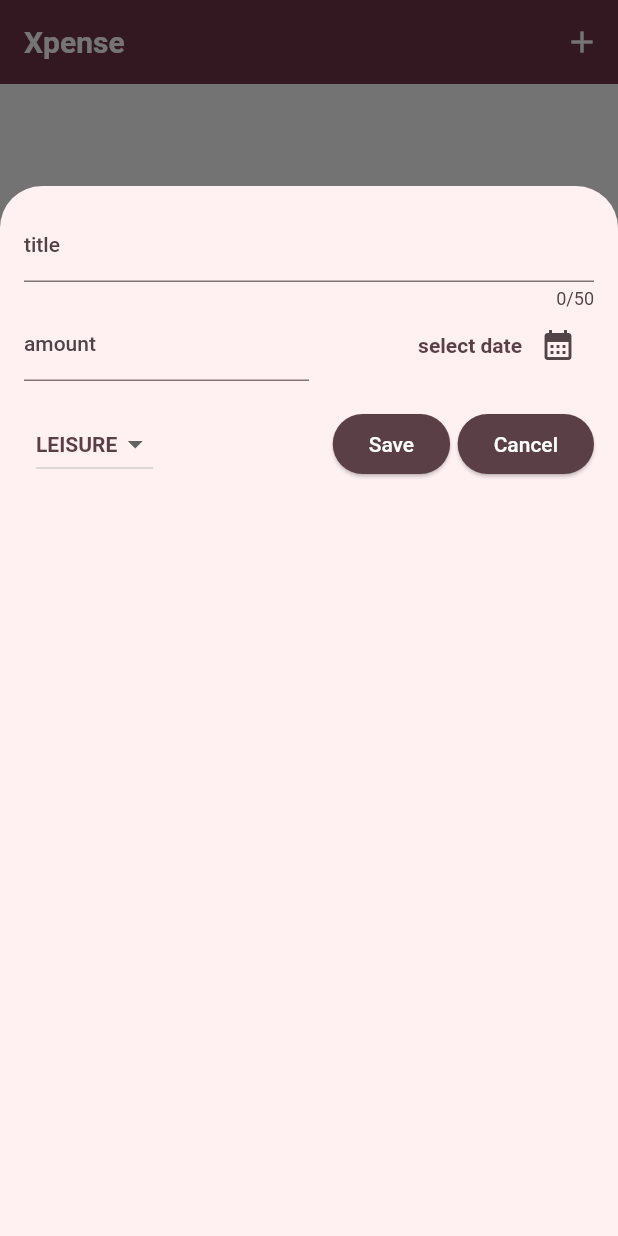
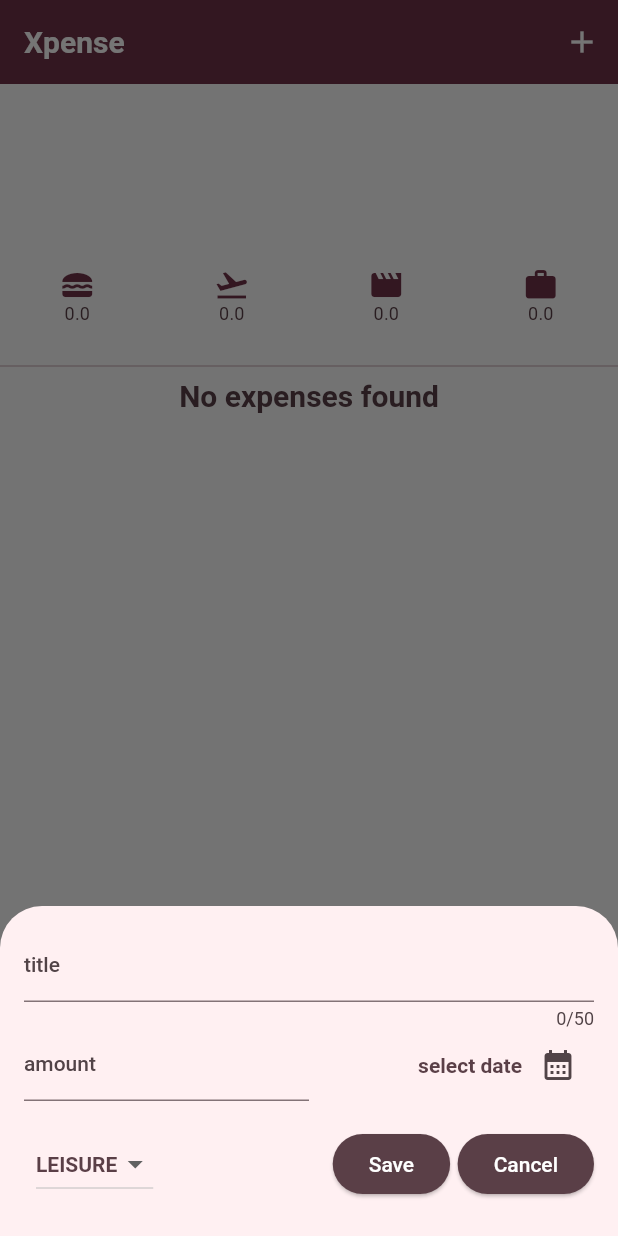
Before and after one commit to WlcmToMyRepo/ExpenseTracker, a Flutter app: the screen it shows after launch, after a tap on the "add" icon, on a phone screen of 412 x 824 dp. Run offline on Flutter 3.47's test engine with Material 2 defaults, Android fonts, the phone set to English and light mode, and no system bars; our stand-ins replace sqflite; accounts and stored records are empty.

```diff
--- a/lib/chart/bar.dart
+++ b/lib/chart/bar.dart
@@ -1,4 +1,3 @@
-import 'package:expense_tracker/models/expense_data.dart';
 import 'package:flutter/material.dart';
 
 class Bar extends StatelessWidget {
--- a/lib/chart/bar_chart.dart
+++ b/lib/chart/bar_chart.dart
@@ -1,5 +1,3 @@
-import 'dart:math';
-
 import 'package:expense_tracker/chart/bar.dart';
 import 'package:expense_tracker/models/expense_data.dart';
 import 'package:flutter/material.dart';
--- a/lib/expense_list.dart
+++ b/lib/expense_list.dart
@@ -24,6 +24,7 @@ class ExpenseList extends StatelessWidget {
     print("EXPANSE DATA $expenseData");
     return SingleChildScrollView(
         child: ListView.builder(
+      shrinkWrap: true,
       itemCount: expenseData.length,
       itemBuilder: (context, index) => Dismissible(
         background: Container(color: Theme.of(context).colorScheme.error),
--- a/lib/expenses.dart
+++ b/lib/expenses.dart
@@ -63,6 +63,10 @@ class _ExpensesState extends State<Expenses> {
 
   @override
   Widget build(BuildContext context) {
+    final double width = MediaQuery.of(context).size.width;
+    print(MediaQuery.of(context).size.width);
+    print(MediaQuery.of(context).size.height);
+
     Widget content = Center(
       child: Text("No expenses found",
           style: Theme.of(context).textTheme.titleLarge),
@@ -82,7 +86,12 @@ class _ExpensesState extends State<Expenses> {
         ],
       ),
       //fetch data from databse with future builder
-      body: FutureBuilder(
+      // child: Column(
+      //   mainAxisAlignment: MainAxisAlignment.start,
+      //   mainAxisSize: MainAxisSize.max,
+      //   children: [/*const Text("The Chart"), */ content]
+      body: (width < 600)
+          ? FutureBuilder(
               future: getData(widget.database!, 'expense'),
               builder: (context, snapshot) {
                 if (snapshot.connectionState == ConnectionState.waiting) {
@@ -108,12 +117,30 @@ class _ExpensesState extends State<Expenses> {
                     ],
                   );
                 }
-          }),
-
+              })
+          : FutureBuilder(
+              future: getData(widget.database!, 'expense'),
+              builder: (context, snapshot) {
+                if (snapshot.connectionState == ConnectionState.waiting) {
+                  return const CircularProgressIndicator();
+                } else {
+                  expenseData = snapshot.data!
+                      .map((e) => ExpenseData.fromMap(map: e))
+                      .toList();
+                  return Row(
+                    mainAxisAlignment: MainAxisAlignment.start,
+                    children: [
+                      Expanded(child: BarChart(data: expenseData)),
+                      const VerticalDivider(),
+                      Expanded(child: content),
+                    ],
                     // child: Column(
                     //   mainAxisAlignment: MainAxisAlignment.start,
                     //   mainAxisSize: MainAxisSize.max,
                     //   children: [/*const Text("The Chart"), */ content]
                   );
                 }
+              }),
+    );
   }
+}
--- a/lib/new_expense.dart
+++ b/lib/new_expense.dart
@@ -65,9 +65,10 @@ class _NewExpenseState extends State<NewExpense> {
 
   @override
   Widget build(BuildContext context) {
-    return Container(
-      height: 700,
-      padding: const EdgeInsets.all(16),
+    final double keyBoardHeight = MediaQuery.of(context).viewInsets.bottom;
+    return SingleChildScrollView(
+      child: Container(
+        padding: EdgeInsets.fromLTRB(16, 16, 16, keyBoardHeight + 16),
         child: Column(
           children: [
             TextField(
@@ -142,6 +143,7 @@ class _NewExpenseState extends State<NewExpense> {
             )
           ],
         ),
+      ),
     );
   }
 }
```
Lines whose indentation alone changed are shown as unchanged.
